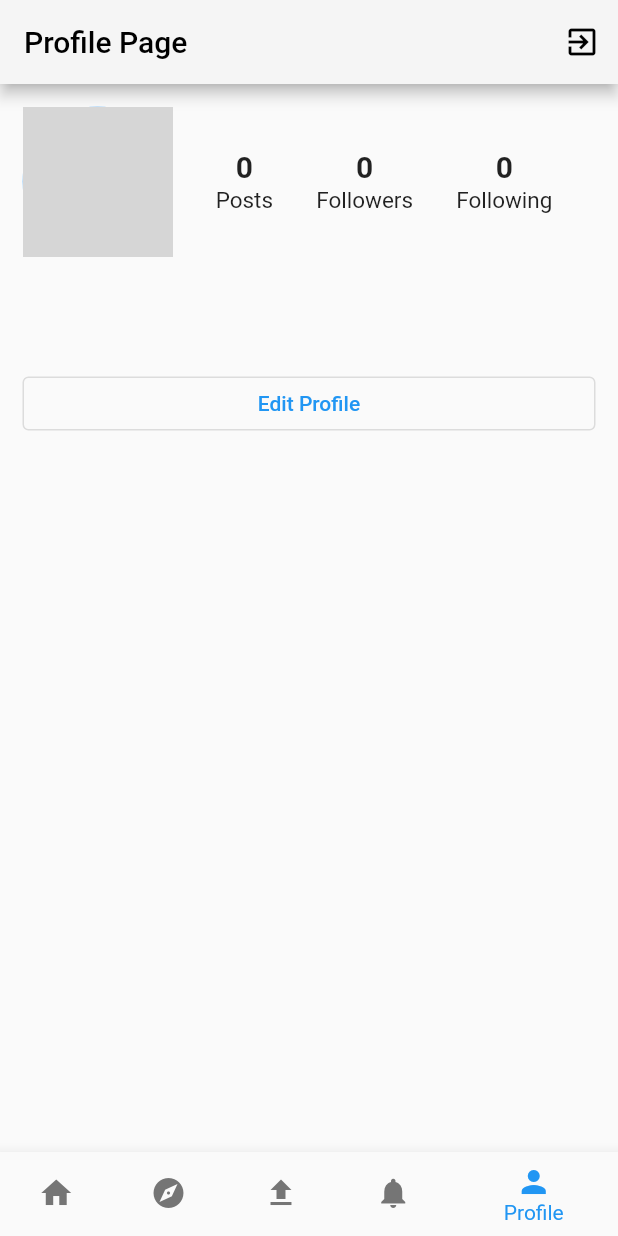
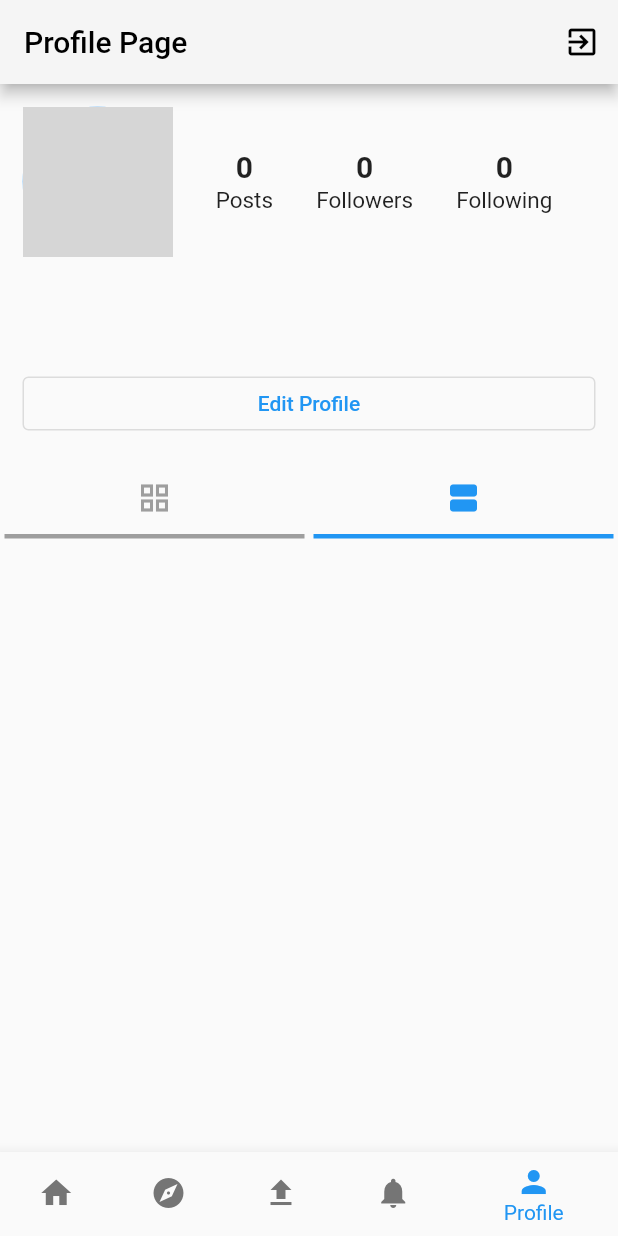
Before and after one commit to ElnurMagerramov/socialapp, a Flutter app: the screen it shows once a user with an empty profile is signed in, swiped to page 5, on a phone screen of 412 x 824 dp. Run offline on Flutter 3.47's test engine with Material 2 defaults, Android fonts, the phone set to English and light mode, and no system bars; our stand-ins replace cloud_firestore, firebase_auth, firebase_core, firebase_storage, google_sign_in, image_picker and 2 more; accounts and stored records are empty; network calls fail; grey boxes are pictures that could not be loaded.

Commit message:
prifile page

```diff
--- a/lib/pages/profile.dart
+++ b/lib/pages/profile.dart
@@ -21,42 +21,49 @@ class _ProfilePageState extends State<ProfilePage> {
   int _posts = 0;
   int _followers = 0;
   int _followings = 0;
-  List<Post> _postsDetails=[];
-  String postStyle="list";
+  List<Post> _postsDetails = [];
+  String postStyle = "list";
   String? _activeUserID;
   Users? _profileOwner;
-  bool _isFollow=false;
+  bool _isFollow = false;
   _getFollowerNumber() async {
-    int followerNumber= await FireStoreService().followerNumber(widget.ptofileOwnerID);
+    int followerNumber =
+        await FireStoreService().followerNumber(widget.ptofileOwnerID);
     if (mounted) {
       setState(() {
-    _followers=followerNumber;
+        _followers = followerNumber;
       });
     }
   }
+
   _getFollowingNumber() async {
-    int followingNumber= await FireStoreService().followingNumber(widget.ptofileOwnerID);
+    int followingNumber =
+        await FireStoreService().followingNumber(widget.ptofileOwnerID);
     if (mounted) {
       setState(() {
-    _followings=followingNumber;
+        _followings = followingNumber;
       });
     }
   }
-  _getPosts()async{
-     List<Post> posts= await FireStoreService().getPosts(widget.ptofileOwnerID);
+
+  _getPosts() async {
+    List<Post> posts = await FireStoreService().getPosts(widget.ptofileOwnerID);
     if (mounted) {
       setState(() {
-    _postsDetails=posts;
-    _posts=_postsDetails.length;
+        _postsDetails = posts;
+        _posts = _postsDetails.length;
       });
     }
   }
+
   _followControl() async {
-    bool isFollow = await FireStoreService().followControl(_activeUserID, widget.ptofileOwnerID);
+    bool isFollow = await FireStoreService()
+        .followControl(_activeUserID, widget.ptofileOwnerID);
     setState(() {
-      _isFollow=isFollow;
+      _isFollow = isFollow;
     });
   }
+
   @override
   void initState() {
     // TODO: implement initState
@@ -64,9 +71,11 @@ class _ProfilePageState extends State<ProfilePage> {
     _getFollowerNumber();
     _getFollowingNumber();
     _getPosts();
-    _activeUserID=Provider.of<AdminService>(context,listen: false).activeUserID;
+    _activeUserID =
+        Provider.of<AdminService>(context, listen: false).activeUserID;
     _followControl();
   }
+
   @override
   Widget build(BuildContext context) {
     return Scaffold(
@@ -78,13 +87,17 @@ class _ProfilePageState extends State<ProfilePage> {
         ),
         backgroundColor: Colors.grey[100],
         actions: [
-          widget.ptofileOwnerID==_activeUserID?IconButton(
+          widget.ptofileOwnerID == _activeUserID
+              ? IconButton(
                   onPressed: _logout,
                   icon: Icon(
                     Icons.exit_to_app,
                     color: Colors.black,
                   ),
-          ): IconButton(onPressed: (){}, icon: Icon(Icons.more_vert))
+                )
+              : IconButton(
+                  onPressed: () {},
+                  icon: Icon(Icons.more_vert)) //burda bir funksiya ola biler
         ],
       ),
       body: FutureBuilder(
@@ -93,27 +106,77 @@ class _ProfilePageState extends State<ProfilePage> {
             if (!snapshot.hasData) {
               return Center(child: CircularProgressIndicator());
             }
-            _profileOwner=snapshot.data;
+            _profileOwner = snapshot.data;
             return ListView(
               children: [
                 _profileDetails(snapshot.data),
+                Row(
+                  mainAxisAlignment: MainAxisAlignment.spaceAround,
+                  children: [
+                    Column(
+                      children: [
+                        TextButton(
+                            onPressed: () {
+                              setState(() {
+                                postStyle = "grid";
+                              });
+                            },
+                            child: Icon(
+                              Icons.grid_view,
+                              color: postStyle == "grid"
+                                  ? Colors.blue
+                                  : Colors.grey,
+                            )),
+                        Container(
+                          height: 3,
+                          width: 200,
+                          color:
+                              postStyle == "grid" ? Colors.blue : Colors.grey,
+                        )
+                      ],
+                    ),
+                    Column(
+                      children: [
+                        TextButton(
+                            onPressed: () {
+                              setState(() {
+                                postStyle = "list";
+                              });
+                            },
+                            child: Icon(
+                              Icons.view_agenda,
+                              color: postStyle == "list"
+                                  ? Colors.blue
+                                  : Colors.grey,
+                            )),
+                        Container(
+                          height: 3,
+                          width: 200,
+                          color:
+                              postStyle == "list" ? Colors.blue : Colors.grey,
+                        )
+                      ],
+                    ),
+                  ],
+                ),
                 _showPosts(snapshot.data)
               ],
             );
           }),
     );
   }
-  Widget _showPosts(user){
-     if(postStyle=="list"){
+
+  Widget _showPosts(user) {
+    if (postStyle == "list") {
       return ListView.builder(
         primary: false,
         shrinkWrap: true,
         itemCount: _postsDetails.length,
         itemBuilder: (context, index) {
-          return PostCard(post: _postsDetails[index],user: user);
+          return PostCard(post: _postsDetails[index], user: user);
         },
       );
-     }else{
+    } else {
       List<GridTile> grids = [];
       _postsDetails.forEach(((post) {
         grids.add(_createGrid(post));
@@ -141,10 +204,16 @@ class _ProfilePageState extends State<ProfilePage> {
           );
     }
   }
-  GridTile _createGrid(Post post){
-    return GridTile(child: GridTile(
-      child: Image.network('${post.postPhotoURL}',fit: BoxFit.cover,)));
+
+  GridTile _createGrid(Post post) {
+    return GridTile(
+        child: GridTile(
+            child: Image.network(
+      '${post.postPhotoURL}',
+      fit: BoxFit.cover,
+    )));
   }
+
   Widget _profileDetails(Users? profileData) {
     return Padding(
       padding: const EdgeInsets.all(15.0),
@@ -152,14 +221,15 @@ class _ProfilePageState extends State<ProfilePage> {
         crossAxisAlignment: CrossAxisAlignment.start,
         children: [
           Row(
-            children: [ (profileData!.photoURL.isEmpty?
-            CircleAvatar(
+            children: [
+              (profileData!.photoURL.isEmpty
+                  ? CircleAvatar(
                       backgroundColor: Colors.blue[200],
                       radius: 50.0,
-                  backgroundImage: NetworkImage('https://cdn.pixabay.com/photo/2017/08/07/13/14/black-and-white-2603731__340.jpg'),
+                      backgroundImage: NetworkImage(
+                          'https://cdn.pixabay.com/photo/2017/08/07/13/14/black-and-white-2603731__340.jpg'),
                     )
-            :
-             CircleAvatar(
+                  : CircleAvatar(
                       backgroundColor: Colors.blue[200],
                       radius: 50.0,
                       backgroundImage: NetworkImage('${profileData.photoURL}'),
@@ -190,51 +260,73 @@ class _ProfilePageState extends State<ProfilePage> {
           SizedBox(
             height: 25.0,
           ),
-          widget.ptofileOwnerID==_activeUserID?_editProfile():_followBUtton()
+          widget.ptofileOwnerID == _activeUserID
+              ? _editProfile()
+              : _followBUtton()
         ],
       ),
     );
   }
- Widget _followBUtton(){
+
+  Widget _followBUtton() {
     return _isFollow ? _dontFollow() : _follow();
   }
+
   Widget _follow() {
     return Container(
       width: double.infinity,
       child: OutlinedButton(
           style: ButtonStyle(
-          backgroundColor: MaterialStateColor.resolveWith((states) => Theme.of(context).primaryColor),
-          foregroundColor: MaterialStateColor.resolveWith((states) => Colors.white)
-          ),
-        onPressed: (){
+              backgroundColor: MaterialStateColor.resolveWith(
+                  (states) => Theme.of(context).primaryColor),
+              foregroundColor:
+                  MaterialStateColor.resolveWith((states) => Colors.white)),
+          onPressed: () {
             FireStoreService().follow(_activeUserID, widget.ptofileOwnerID);
             setState(() {
-            _isFollow=true;
-            _followers=_followers+1;
+              _isFollow = true;
+              _followers = _followers + 1;
             });
-        }
-      , child: Text("Follow", style: TextStyle(fontWeight: FontWeight.bold),)),
+          },
+          child: Text(
+            "Follow",
+            style: TextStyle(fontWeight: FontWeight.bold),
+          )),
     );
   }
-  Widget _dontFollow(){
+
+  Widget _dontFollow() {
     return Container(
       width: double.infinity,
-      child: OutlinedButton(onPressed: (){
+      child: OutlinedButton(
+          onPressed: () {
             FireStoreService().followOut(_activeUserID, widget.ptofileOwnerID);
             setState(() {
-            _isFollow=false;
-            _followers=_followers-1;
+              _isFollow = false;
+              _followers = _followers - 1;
             });
-      }
-      , child: Text("Follow out",style: TextStyle(fontWeight: FontWeight.bold),)),
+          },
+          child: Text(
+            "Follow out",
+            style: TextStyle(fontWeight: FontWeight.bold),
+          )),
     );
   }
+
   Widget _editProfile() {
     return Container(
       width: double.infinity,
-      child: OutlinedButton(onPressed: () {
-        Navigator.push(context, CupertinoPageRoute(builder: (context) => EditProfile(profile: _profileOwner,),));
-      }, child: Text("Edit Profile")),
+      child: OutlinedButton(
+          onPressed: () {
+            Navigator.push(
+                context,
+                CupertinoPageRoute(
+                  builder: (context) => EditProfile(
+                    profile: _profileOwner,
+                  ),
+                ));
+          },
+          child: Text("Edit Profile")),
     );
   }
 
@@ -259,9 +351,9 @@ return Container(
   }
 
   void _logout() {
-    try{
+    try {
       Provider.of<AdminService>(context, listen: false).logout();
-    }catch(error){
+    } catch (error) {
       print(error);
     }
   }
--- a/pubspec.yaml
+++ b/pubspec.yaml
@@ -45,6 +45,7 @@ dependencies:
   firebase_storage:
   uuid:
   timeago:
+  video_player: ^2.4.7
 
 dev_dependencies:
   flutter_test:
```
Also changed, not shown: lib/pages/uplaod.dart (+93 -12 lines), pubspec.lock. Lines whose indentation alone changed are shown as unchanged.
